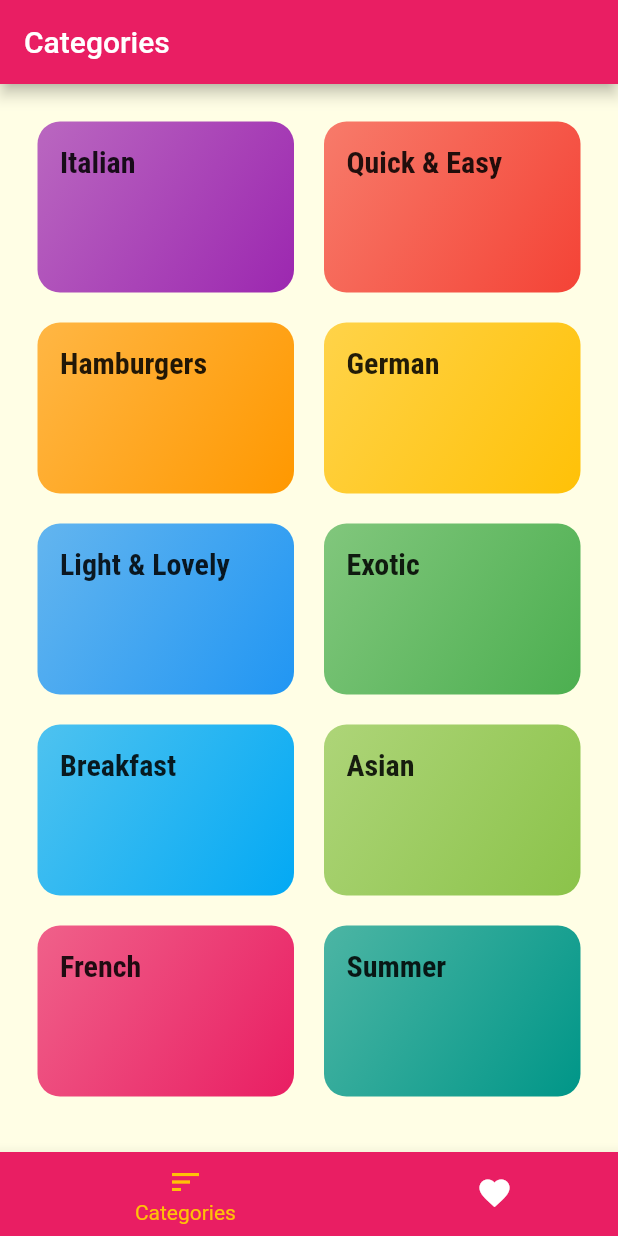
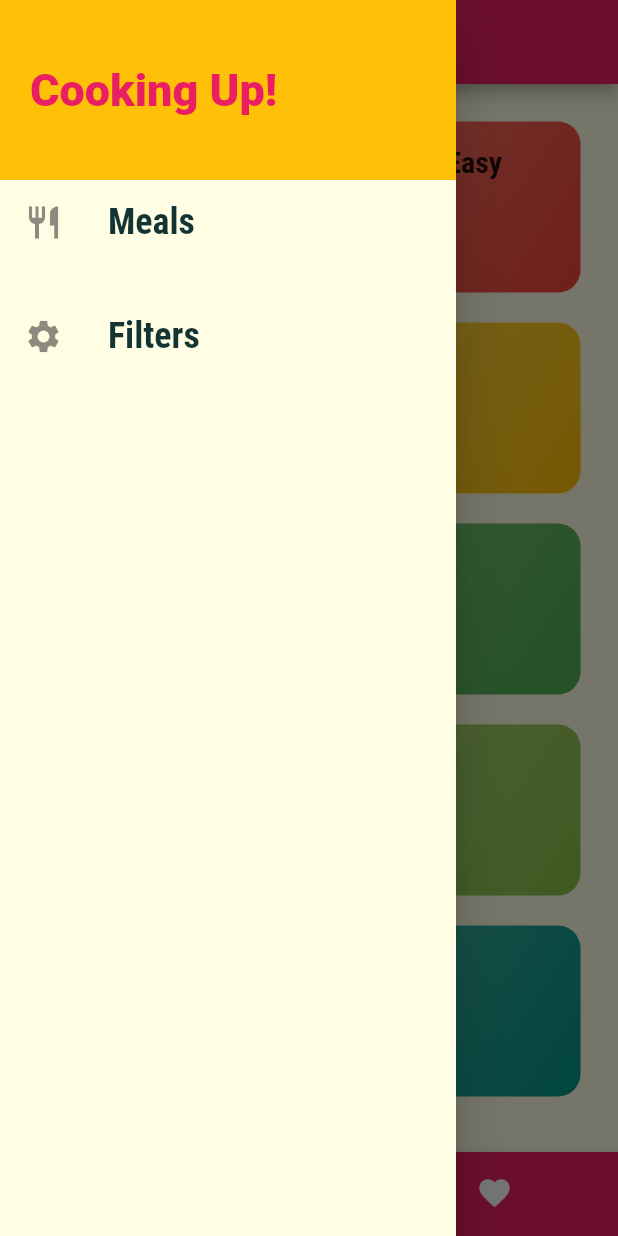
Before and after one commit to wellitonklein/meals-app, a Flutter app: the screen it shows after launch, with the side drawer open (before the commit the screen has no drawer), on a phone screen of 412 x 824 dp. Run offline on Flutter 3.47's test engine with Material 2 defaults, Android fonts, the phone set to English and light mode, and no system bars; Roboto replaces fonts that are missing (Releway).

Commit message:
Adicionando uma gaveta personalizada

```diff
--- a/lib/screens/tabs_screen.dart
+++ b/lib/screens/tabs_screen.dart
@@ -1,5 +1,6 @@
 import 'package:flutter/material.dart';
 
+import '../widgets/main_drawer.dart';
 import './categories_screen.dart';
 import './favorites_screen.dart';
 
@@ -34,6 +35,7 @@ class _TabsScreenState extends State<TabsScreen> {
       appBar: AppBar(
         title: Text(_pages[_selectedPageIndex]['title']),
       ),
+      drawer: MainDrawer(),
       body: _pages[_selectedPageIndex]['page'],
       bottomNavigationBar: BottomNavigationBar(
         onTap: _selectPage,
--- /dev/null
+++ b/lib/widgets/main_drawer.dart
@@ -0,0 +1,49 @@
+import 'package:flutter/material.dart';
+
+class MainDrawer extends StatelessWidget {
+  Widget buildListTitle(String title, IconData icon) {
+    return ListTile(
+      leading: Icon(
+        icon,
+        size: 26,
+      ),
+      title: Text(
+        title,
+        style: TextStyle(
+          fontFamily: 'RobotoCondensed',
+          fontSize: 24,
+          fontWeight: FontWeight.bold,
+        ),
+      ),
+      onTap: () {},
+    );
+  }
+
+  @override
+  Widget build(BuildContext context) {
+    return Drawer(
+      child: Column(
+        children: <Widget>[
+          Container(
+            height: 120,
+            width: double.infinity,
+            padding: const EdgeInsets.all(20),
+            alignment: Alignment.centerLeft,
+            color: Theme.of(context).accentColor,
+            child: Text(
+              'Cooking Up!',
+              style: TextStyle(
+                fontWeight: FontWeight.w900,
+                fontSize: 30,
+                color: Theme.of(context).primaryColor,
+              ),
+            ),
+          ),
+          buildListTitle('Meals', Icons.restaurant),
+          const SizedBox(height: 20),
+          buildListTitle('Filters', Icons.settings),
+        ],
+      ),
+    );
+  }
+}
```
